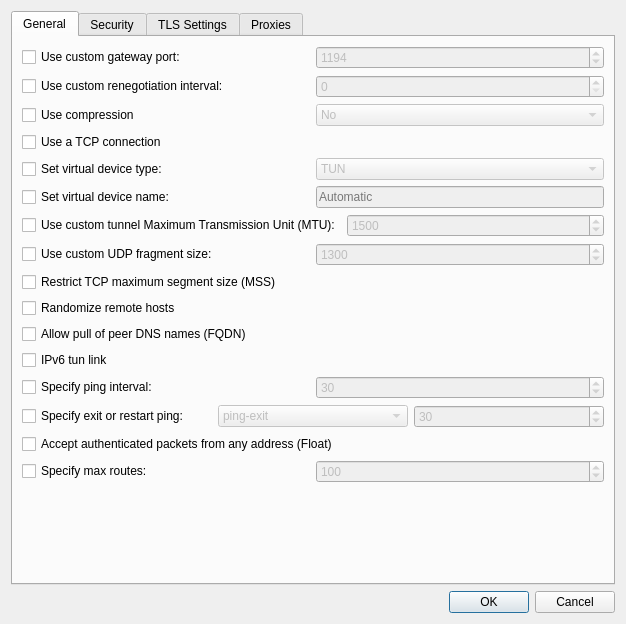
Before: the Qt Designer form vpn/openvpn/openvpnadvanced.ui in lenz1111/plasma-nm, drawn with Qt 5.
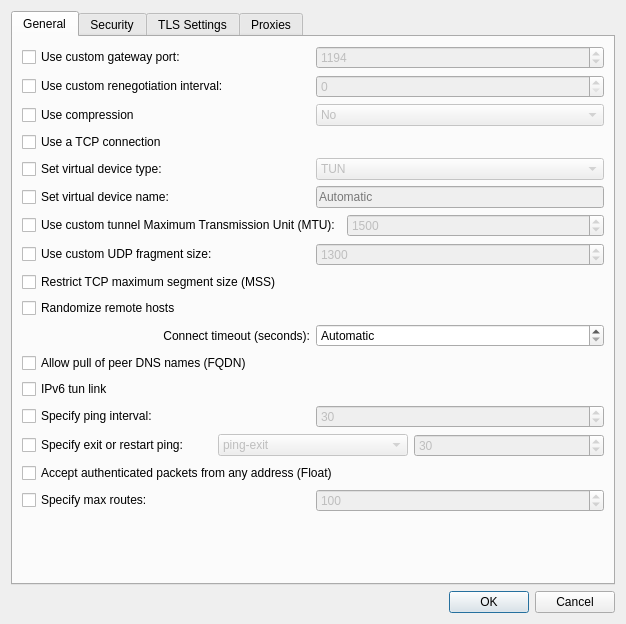
After: the same form once the commit is applied. Custom widgets are drawn as their Qt base class.

Commit message: openvpn: Implement connect timeout

The edit to the form file:
```diff
--- a/vpn/openvpn/openvpnadvanced.ui
+++ b/vpn/openvpn/openvpnadvanced.ui
@@ -309,6 +309,45 @@
         </property>
        </widget>
       </item>
+      <item>
+       <layout class="QHBoxLayout" name="horizontalLayout_connectTimeout">
+        <item>
+         <widget class="QLabel" name="lblConnectTimeout">
+          <property name="toolTip">
+           <string>Time in seconds to wait for the initial connection before failing.</string>
+          </property>
+          <property name="text">
+           <string>Connect timeout (seconds):</string>
+          </property>
+          <property name="alignment">
+           <set>Qt::AlignRight|Qt::AlignTrailing|Qt::AlignVCenter</set>
+          </property>
+          <property name="buddy">
+           <cstring>sbConnectTimeout</cstring>
+          </property>
+         </widget>
+        </item>
+        <item>
+         <widget class="QSpinBox" name="sbConnectTimeout">
+          <property name="toolTip">
+           <string>Time in seconds to wait for the initial connection before failing.</string>
+          </property>
+          <property name="specialValueText">
+           <string comment="like in use Automatic configuration">Automatic</string>
+          </property>
+          <property name="minimum">
+           <number>0</number>
+          </property>
+          <property name="maximum">
+           <number>65535</number>
+          </property>
+          <property name="value">
+           <number>0</number>
+          </property>
+         </widget>
+        </item>
+       </layout>
+      </item>
       <item>
        <widget class="QCheckBox" name="chkAllowPullFqdn">
         <property name="toolTip">
```
The commit also changes 1 other file.
